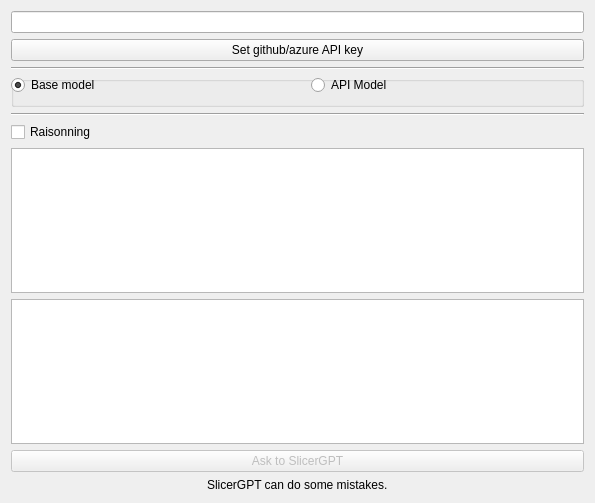
Above: SlicerGPT/Resources/UI/SlicerGPT.ui from yanisseF69/SlicerExtensionSandBox before the change. Below: the same form after it.
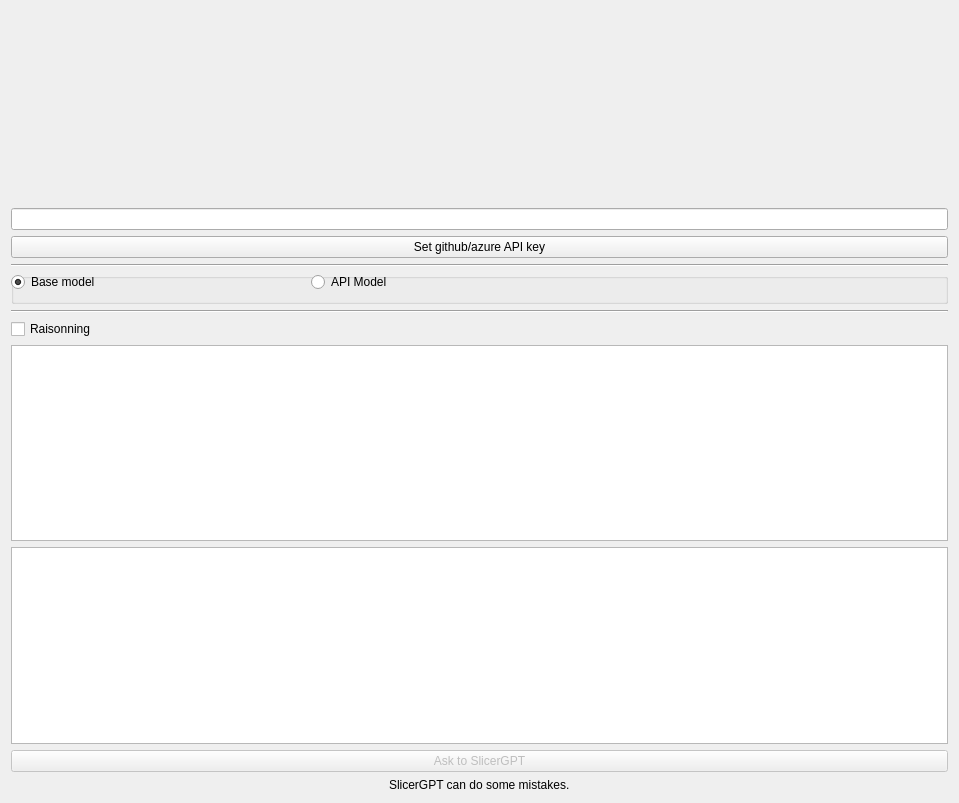
That is the form after the change. Custom widgets are drawn as their Qt base class.

Diff of the .ui file:
```diff
--- a/SlicerGPT/Resources/UI/SlicerGPT.ui
+++ b/SlicerGPT/Resources/UI/SlicerGPT.ui
@@ -6,8 +6,8 @@
    <rect>
     <x>0</x>
     <y>0</y>
-    <width>595</width>
-    <height>503</height>
+    <width>959</width>
+    <height>803</height>
    </rect>
   </property>
   <layout class="QVBoxLayout" name="verticalLayout">
```
